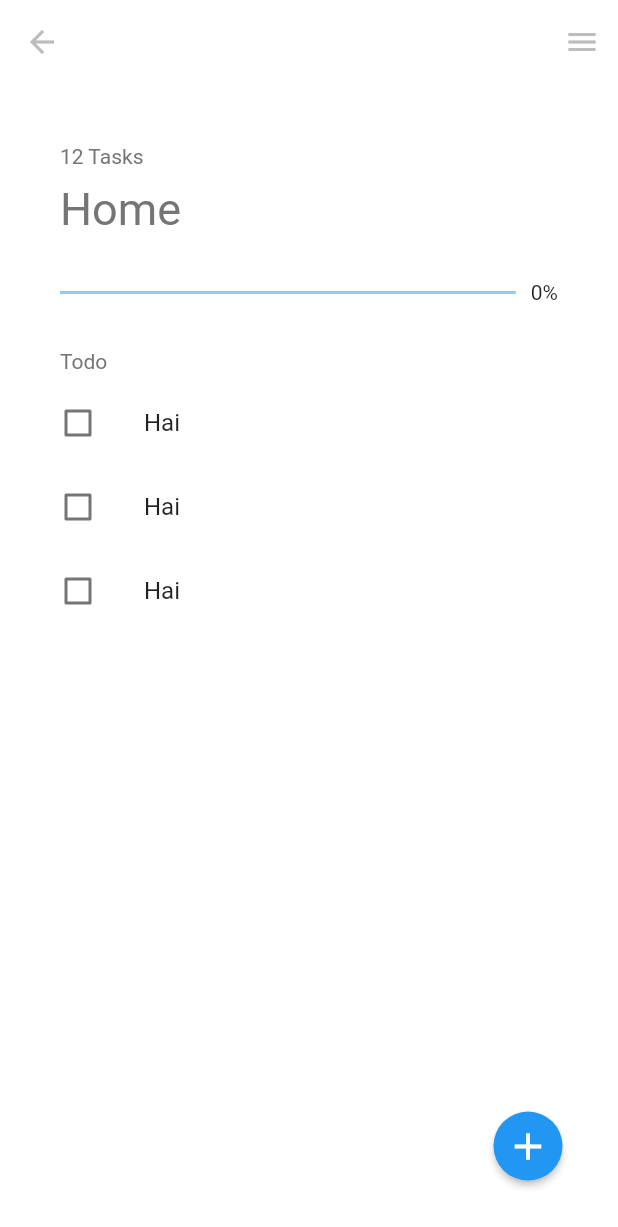
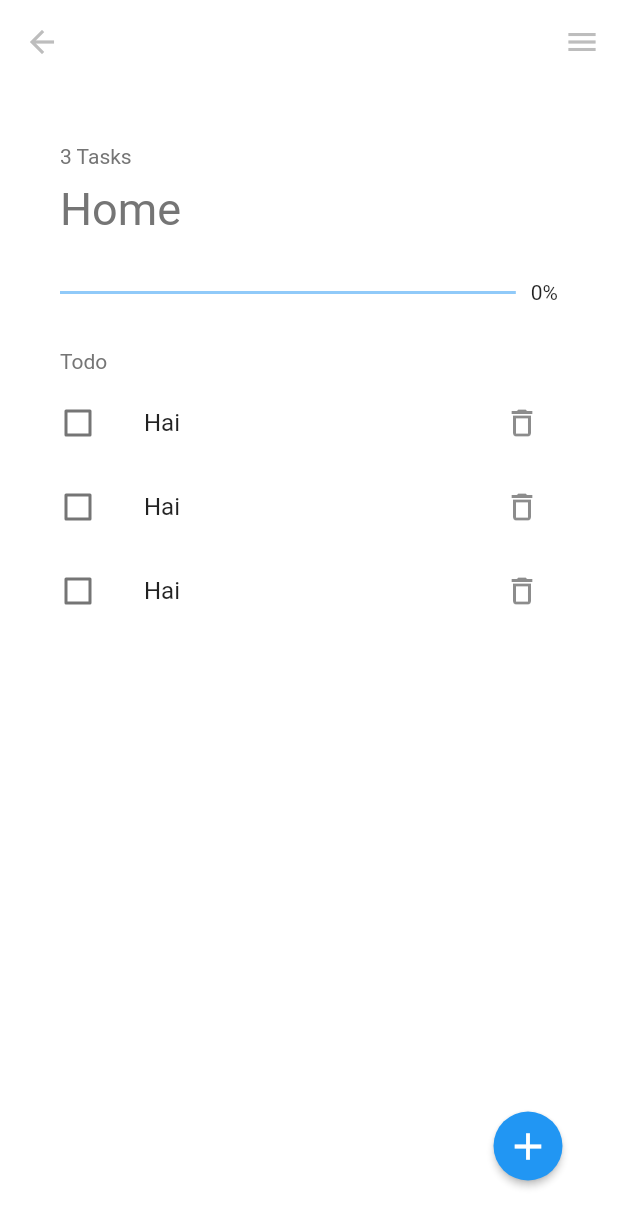
Before and after one commit to Nithsua/todo, a Flutter app: the screen it shows after launch, after a tap on an icon or button, on a phone screen of 412 x 824 dp. Shown: the top 1227 px of the screen. Run offline on Flutter 3.47's test engine with Material 2 defaults, Android fonts, the phone set to English and light mode, and no system bars.

```diff
--- a/lib/screens/todopage.dart
+++ b/lib/screens/todopage.dart
@@ -2,6 +2,7 @@ import 'package:flutter/material.dart';
 import 'package:provider/provider.dart';
 import 'package:todo/model/todo.dart';
 import 'package:todo/model/todocollection.dart';
+import 'package:todo/repo/todorepo.dart';
 import 'package:todo/widgets/progressbar.dart';
 
 class TodoPage extends StatelessWidget {
@@ -13,6 +14,8 @@ class TodoPage extends StatelessWidget {
 
   @override
   Widget build(BuildContext context) {
+    var todoRepository = Provider.of<TodoRepository>(context);
+
     return Consumer<TodoCollection>(
       builder: (context, todoCollection, _) => Hero(
         tag: _todoCollection.title,
@@ -36,7 +39,7 @@ class TodoPage extends StatelessWidget {
                   crossAxisAlignment: CrossAxisAlignment.start,
                   children: [
                     Text(
-                      '12 Tasks',
+                      '${todoCollection.totalTasks} Tasks',
                       style: TextStyle(
                         color: Colors.grey[600],
                         // fontSize: 30.0,
@@ -79,11 +82,12 @@ class TodoPage extends StatelessWidget {
                   itemCount: _todoCollection.totalTasks,
                   itemBuilder: (context, index) => MultiProvider(
                     providers: [
+                      ChangeNotifierProvider.value(value: _todoCollection),
                       ChangeNotifierProvider.value(
                           value: _todoCollection.todo.elementAt(index)),
-                      ChangeNotifierProvider.value(value: _todoCollection),
+                      ChangeNotifierProvider.value(value: todoRepository),
                     ],
-                    child: CustomListTile(
+                    builder: (context, _) => CustomListTile(
                       index: index,
                     ),
                   ),
@@ -133,18 +137,17 @@ class CustomListTile extends StatelessWidget {
               todo.changeIsDone = value;
               Provider.of<TodoCollection>(context, listen: false)
                   .updateDoneCount();
+              Provider.of<TodoRepository>(context, listen: false).updateCount();
             },
           ),
         ),
-        trailing: Visibility(
-          visible: todo.isDone,
-          child: IconButton(
-            icon: Icon(Icons.delete_outline),
-            onPressed: () {
-              Provider.of<TodoCollection>(context, listen: false)
-                  .deleteTodo(_index);
-            },
-          ),
+        trailing: IconButton(
+          icon: Icon(Icons.delete_outline),
+          onPressed: () {
+            Provider.of<TodoCollection>(context, listen: false)
+                .deleteTodo(_index);
+            Provider.of<TodoRepository>(context, listen: false).updateCount();
+          },
         ),
       ),
     );
```
